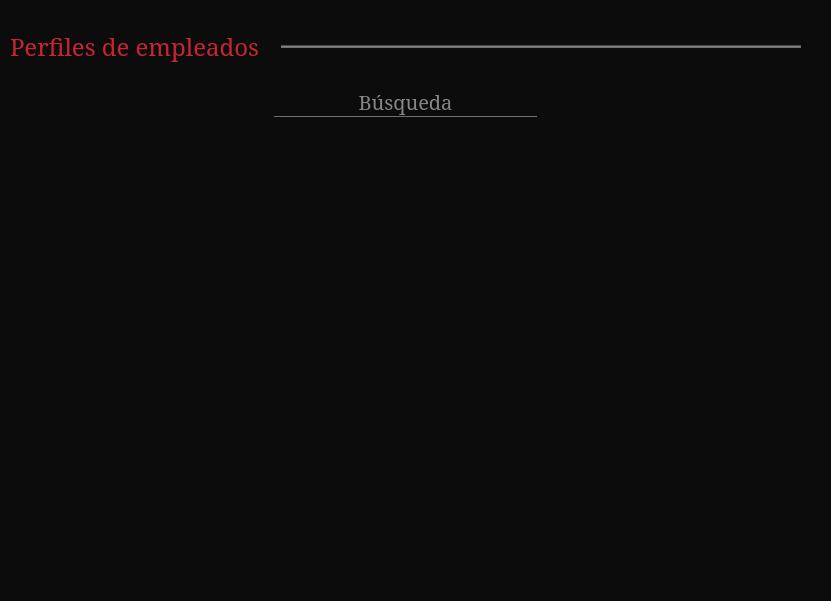
This is Restaurante/Administrador/widget_perfiles_usuarios.ui in camvaz/restaurante-ihc as Qt 5 draws it before an edit. The edited form follows.
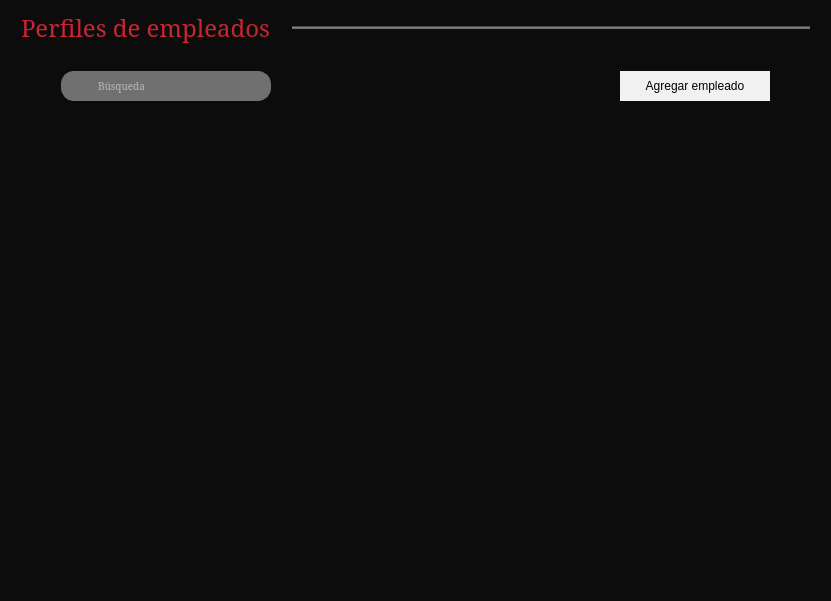
This is the edited form.

Commit message: cambios widget empleados y ver usuario

Patch:
```diff
--- a/Restaurante/Administrador/widget_perfiles_usuarios.ui
+++ b/Restaurante/Administrador/widget_perfiles_usuarios.ui
@@ -16,17 +16,225 @@
   <property name="styleSheet">
    <string notr="true">background-color:#0c0c0c;</string>
   </property>
-  <widget class="QWidget" name="layoutWidget">
-   <property name="geometry">
-    <rect>
-     <x>10</x>
-     <y>30</y>
-     <width>791</width>
-     <height>541</height>
-    </rect>
-   </property>
-   <layout class="QVBoxLayout" name="verticalLayout">
+  <layout class="QGridLayout" name="gridLayout_4">
+   <item row="3" column="1">
+    <spacer name="verticalSpacer_2">
+     <property name="orientation">
+      <enum>Qt::Vertical</enum>
+     </property>
+     <property name="sizeType">
+      <enum>QSizePolicy::Fixed</enum>
+     </property>
+     <property name="sizeHint" stdset="0">
+      <size>
+       <width>20</width>
+       <height>20</height>
+      </size>
+     </property>
+    </spacer>
+   </item>
+   <item row="2" column="1">
+    <layout class="QHBoxLayout" name="horizontalLayout">
     <item>
+      <spacer name="horizontalSpacer_5">
+       <property name="orientation">
+        <enum>Qt::Horizontal</enum>
+       </property>
+       <property name="sizeType">
+        <enum>QSizePolicy::Fixed</enum>
+       </property>
+       <property name="sizeHint" stdset="0">
+        <size>
+         <width>40</width>
+         <height>20</height>
+        </size>
+       </property>
+      </spacer>
+     </item>
+     <item>
+      <widget class="QFrame" name="frame">
+       <property name="minimumSize">
+        <size>
+         <width>180</width>
+         <height>30</height>
+        </size>
+       </property>
+       <property name="maximumSize">
+        <size>
+         <width>210</width>
+         <height>30</height>
+        </size>
+       </property>
+       <property name="styleSheet">
+        <string notr="true">background-color: #707070;
+border: 1px solid #707070;
+border-radius: 13px;</string>
+       </property>
+       <property name="frameShape">
+        <enum>QFrame::StyledPanel</enum>
+       </property>
+       <property name="frameShadow">
+        <enum>QFrame::Raised</enum>
+       </property>
+       <layout class="QGridLayout" name="gridLayout_3">
+        <property name="leftMargin">
+         <number>6</number>
+        </property>
+        <property name="topMargin">
+         <number>0</number>
+        </property>
+        <property name="rightMargin">
+         <number>6</number>
+        </property>
+        <property name="bottomMargin">
+         <number>0</number>
+        </property>
+        <item row="0" column="0">
+         <layout class="QHBoxLayout" name="horizontalLayout_3">
+          <property name="spacing">
+           <number>3</number>
+          </property>
+          <item>
+           <widget class="QLabel" name="label_2">
+            <property name="minimumSize">
+             <size>
+              <width>25</width>
+              <height>25</height>
+             </size>
+            </property>
+            <property name="maximumSize">
+             <size>
+              <width>25</width>
+              <height>25</height>
+             </size>
+            </property>
+            <property name="styleSheet">
+             <string notr="true">background-color:transparent;
+boder:none;</string>
+            </property>
+            <property name="text">
+             <string/>
+            </property>
+            <property name="scaledContents">
+             <bool>true</bool>
+            </property>
+           </widget>
+          </item>
+          <item>
+           <widget class="QLineEdit" name="lineEdit">
+            <property name="minimumSize">
+             <size>
+              <width>150</width>
+              <height>25</height>
+             </size>
+            </property>
+            <property name="font">
+             <font>
+              <family>Noto Serif</family>
+              <pointsize>12</pointsize>
+              <weight>50</weight>
+              <italic>false</italic>
+              <bold>false</bold>
+             </font>
+            </property>
+            <property name="styleSheet">
+             <string notr="true">
+border:none;
+color: white;
+font-size: 10px;
+background-color:transparent;
+text-align:center;
+font: 12pt &quot;Noto Serif&quot;;</string>
+            </property>
+            <property name="text">
+             <string/>
+            </property>
+            <property name="alignment">
+             <set>Qt::AlignLeading|Qt::AlignLeft|Qt::AlignVCenter</set>
+            </property>
+            <property name="placeholderText">
+             <string>Búsqueda</string>
+            </property>
+           </widget>
+          </item>
+         </layout>
+        </item>
+       </layout>
+      </widget>
+     </item>
+     <item>
+      <spacer name="horizontalSpacer_2">
+       <property name="orientation">
+        <enum>Qt::Horizontal</enum>
+       </property>
+       <property name="sizeHint" stdset="0">
+        <size>
+         <width>80</width>
+         <height>20</height>
+        </size>
+       </property>
+      </spacer>
+     </item>
+     <item>
+      <widget class="QPushButton" name="btnAgregarEmpleadoPerfiles">
+       <property name="minimumSize">
+        <size>
+         <width>150</width>
+         <height>30</height>
+        </size>
+       </property>
+       <property name="maximumSize">
+        <size>
+         <width>16777215</width>
+         <height>30</height>
+        </size>
+       </property>
+       <property name="styleSheet">
+        <string notr="true">font: 10pt &quot;Noto Serif&quot;;
+background-color: #F1F1F1;
+color: black;
+border:none;</string>
+       </property>
+       <property name="text">
+        <string>Agregar empleado</string>
+       </property>
+      </widget>
+     </item>
+     <item>
+      <spacer name="horizontalSpacer_6">
+       <property name="orientation">
+        <enum>Qt::Horizontal</enum>
+       </property>
+       <property name="sizeType">
+        <enum>QSizePolicy::Fixed</enum>
+       </property>
+       <property name="sizeHint" stdset="0">
+        <size>
+         <width>40</width>
+         <height>20</height>
+        </size>
+       </property>
+      </spacer>
+     </item>
+    </layout>
+   </item>
+   <item row="1" column="1">
+    <spacer name="verticalSpacer">
+     <property name="orientation">
+      <enum>Qt::Vertical</enum>
+     </property>
+     <property name="sizeType">
+      <enum>QSizePolicy::Fixed</enum>
+     </property>
+     <property name="sizeHint" stdset="0">
+      <size>
+       <width>20</width>
+       <height>20</height>
+      </size>
+     </property>
+    </spacer>
+   </item>
+   <item row="0" column="1">
      <layout class="QHBoxLayout" name="horizontalLayout_2">
       <item>
        <widget class="QLabel" name="label">
@@ -94,98 +302,7 @@
       </item>
      </layout>
     </item>
-    <item>
-     <spacer name="verticalSpacer">
-      <property name="orientation">
-       <enum>Qt::Vertical</enum>
-      </property>
-      <property name="sizeHint" stdset="0">
-       <size>
-        <width>20</width>
-        <height>40</height>
-       </size>
-      </property>
-     </spacer>
-    </item>
-    <item>
-     <layout class="QHBoxLayout" name="horizontalLayout">
-      <item>
-       <spacer name="horizontalSpacer">
-        <property name="orientation">
-         <enum>Qt::Horizontal</enum>
-        </property>
-        <property name="sizeHint" stdset="0">
-         <size>
-          <width>40</width>
-          <height>20</height>
-         </size>
-        </property>
-       </spacer>
-      </item>
-      <item>
-       <widget class="QLineEdit" name="lineEdit">
-        <property name="minimumSize">
-         <size>
-          <width>210</width>
-          <height>30</height>
-         </size>
-        </property>
-        <property name="font">
-         <font>
-          <family>Noto Serif</family>
-          <pointsize>-1</pointsize>
-          <weight>50</weight>
-          <bold>false</bold>
-         </font>
-        </property>
-        <property name="styleSheet">
-         <string notr="true">border-bottom: 1px solid #707070;
-border-top:none;
-color: white;
-font-size: 20px;
-background-color:#0c0c0c;
-text-align:center;</string>
-        </property>
-        <property name="text">
-         <string/>
-        </property>
-        <property name="alignment">
-         <set>Qt::AlignCenter</set>
-        </property>
-        <property name="placeholderText">
-         <string>Búsqueda</string>
-        </property>
-       </widget>
-      </item>
-      <item>
-       <spacer name="horizontalSpacer_2">
-        <property name="orientation">
-         <enum>Qt::Horizontal</enum>
-        </property>
-        <property name="sizeHint" stdset="0">
-         <size>
-          <width>40</width>
-          <height>20</height>
-         </size>
-        </property>
-       </spacer>
-      </item>
-     </layout>
-    </item>
-    <item>
-     <spacer name="verticalSpacer_2">
-      <property name="orientation">
-       <enum>Qt::Vertical</enum>
-      </property>
-      <property name="sizeHint" stdset="0">
-       <size>
-        <width>20</width>
-        <height>40</height>
-       </size>
-      </property>
-     </spacer>
-    </item>
-    <item>
+   <item row="4" column="1">
      <widget class="QScrollArea" name="scrollArea">
       <property name="minimumSize">
        <size>
@@ -204,8 +321,8 @@
         <rect>
          <x>0</x>
          <y>0</y>
-         <width>789</width>
-         <height>431</height>
+        <width>781</width>
+        <height>452</height>
         </rect>
        </property>
        <layout class="QGridLayout" name="gridLayout_2">
@@ -220,8 +337,39 @@
       </widget>
      </widget>
     </item>
-   </layout>
-  </widget>
+   <item row="3" column="0">
+    <spacer name="horizontalSpacer">
+     <property name="orientation">
+      <enum>Qt::Horizontal</enum>
+     </property>
+     <property name="sizeType">
+      <enum>QSizePolicy::Fixed</enum>
+     </property>
+     <property name="sizeHint" stdset="0">
+      <size>
+       <width>10</width>
+       <height>20</height>
+      </size>
+     </property>
+    </spacer>
+   </item>
+   <item row="3" column="2">
+    <spacer name="horizontalSpacer_4">
+     <property name="orientation">
+      <enum>Qt::Horizontal</enum>
+     </property>
+     <property name="sizeType">
+      <enum>QSizePolicy::Fixed</enum>
+     </property>
+     <property name="sizeHint" stdset="0">
+      <size>
+       <width>10</width>
+       <height>20</height>
+      </size>
+     </property>
+    </spacer>
+   </item>
+  </layout>
  </widget>
  <resources/>
  <connections/>
```
Left out of the diff: 2 changed lines with no effect on the pictures. Lines whose indentation alone changed are shown as unchanged. The commit also changes 2 other files.
